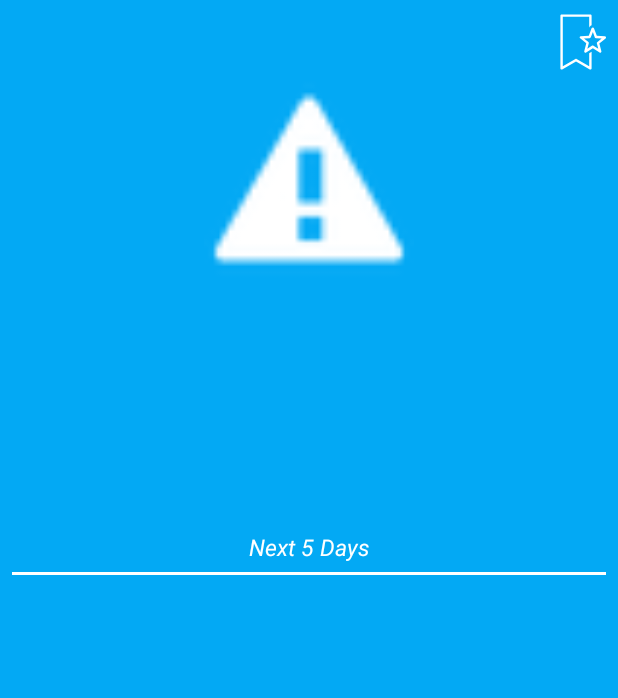
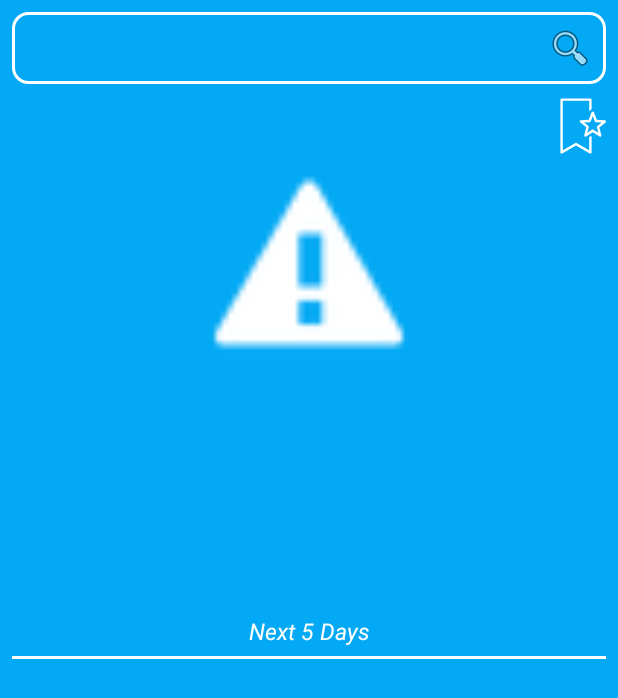
Before and after one commit to kiranpande1987/WeatherApp, an Android app: the layout fragment_city_weather.xml on its own in the app's theme, with its tools: preview values and no code run, on a phone screen of 412 x 824 dp. Shown: the top 698 px of the screen. Run offline under Robolectric (Android 15) with nearby library versions, the phone set to English and light mode, and no system bars.

Commit message:
Favourite city added and weather loaded on favourite city selected.

```diff
--- a/app/src/main/java/com/kprights/weatherapp/view/FavouriteCityListAdapter.kt
+++ b/app/src/main/java/com/kprights/weatherapp/view/FavouriteCityListAdapter.kt
@@ -18,8 +18,8 @@ class FavouriteCityListAdapter(val onClickListener: OnClickListener): ListAdapte
     override fun onCreateViewHolder(parent: ViewGroup, viewType: Int) = FavouriteCityListItem.from(parent)
 
     override fun onBindViewHolder(holder: FavouriteCityListItem, position: Int) {
-        val news = getItem(position)
-        holder.bind(news, onClickListener)
+        val cityName = getItem(position)
+        holder.bind(cityName, onClickListener)
     }
 
     class NewsFeedDiffCallback: DiffUtil.ItemCallback<String>() {
--- a/app/src/main/java/com/kprights/weatherapp/view/FavouriteCityListItem.kt
+++ b/app/src/main/java/com/kprights/weatherapp/view/FavouriteCityListItem.kt
@@ -18,6 +18,8 @@ import com.kprights.weatherapp.databinding.FavouriteCityListItemBinding
 class FavouriteCityListItem(private val binding: FavouriteCityListItemBinding) : RecyclerView.ViewHolder(binding.root)
 {
     fun bind(item: String, onClickListener: FavouriteCityListAdapter.OnClickListener) {
+        binding.cityName = item
+        binding.onClickListener = onClickListener
         binding.executePendingBindings()
     }
 
--- /dev/null
+++ b/app/src/main/res/drawable/round_corner_edit_text.xml
@@ -0,0 +1,10 @@
+<?xml version="1.0" encoding="utf-8"?>
+<layer-list xmlns:android="http://schemas.android.com/apk/res/android">
+    <item>
+        <shape>
+            <stroke android:color="@color/white" android:width="2dp"/>
+            <solid android:color="@android:color/transparent"/>
+            <corners android:radius="10dp"/>
+        </shape>
+    </item>
+</layer-list>
--- a/app/src/main/res/layout/fragment_city_weather.xml
+++ b/app/src/main/res/layout/fragment_city_weather.xml
@@ -18,6 +18,23 @@
         android:layout_height="match_parent"
         android:background="#03A9F4">
 
+        <EditText
+            android:id="@+id/searchCity"
+            android:layout_width="match_parent"
+            android:layout_height="wrap_content"
+            android:inputType="textAutoComplete"
+            android:imeOptions="actionSearch"
+            android:layout_marginTop="8dp"
+            android:layout_marginStart="8dp"
+            android:layout_marginEnd="8dp"
+            android:padding="8dp"
+            android:textColor="@color/white"
+            android:background="@drawable/round_corner_edit_text"
+            android:drawableEnd="@android:drawable/ic_menu_search"
+            app:layout_constraintStart_toStartOf="parent"
+            app:layout_constraintEnd_toEndOf="parent"
+            app:layout_constraintTop_toTopOf="parent"/>
+
         <TextView
             android:id="@+id/location"
             android:layout_width="wrap_content"
@@ -29,7 +46,7 @@
             app:layout_constraintEnd_toEndOf="parent"
             android:gravity="center"
             app:layout_constraintStart_toStartOf="parent"
-            app:layout_constraintTop_toTopOf="parent" />
+            app:layout_constraintTop_toBottomOf="@id/searchCity" />
 
         <ImageView
             android:id="@+id/weatherIcon"
@@ -49,7 +66,7 @@
             android:layout_marginEnd="8dp"
             android:layout_marginTop="8dp"
             app:layout_constraintEnd_toEndOf="parent"
-            app:layout_constraintTop_toTopOf="parent"
+            app:layout_constraintTop_toBottomOf="@id/searchCity"
             android:src="@drawable/ic_add_fav"
             app:srcCompat="@android:drawable/stat_notify_error" />
 
--- a/app/src/main/res/values/colors.xml
+++ b/app/src/main/res/values/colors.xml
@@ -1,10 +1,11 @@
 <?xml version="1.0" encoding="utf-8"?>
 <resources>
-    <color name="purple_200">#FFBB86FC</color>
-    <color name="purple_500">#FF6200EE</color>
-    <color name="purple_700">#FF3700B3</color>
+    <color name="purple_200">#03A9F4</color>
+    <color name="purple_500">#03A9F4</color>
+    <color name="purple_700">#03A9F4</color>
     <color name="teal_200">#FF03DAC5</color>
     <color name="teal_700">#FF018786</color>
     <color name="black">#FF000000</color>
     <color name="white">#FFFFFFFF</color>
+    <color name="light_blue">#03A9F4</color>
 </resources>
```
Also changed, not shown: app/src/main/java/com/kprights/weatherapp/MainActivity.kt (+16 -4 lines), app/src/main/java/com/kprights/weatherapp/view/CityWeatherFragment.kt (+85 -2 lines), app/src/main/res/layout/favourite_city_list_item.xml (+14 -2 lines), app/src/main/res/menu/option_menu.xml (added, +9 -0 lines), app/src/main/res/menu/sidenavigation.xml (deleted, +0 -18 lines).
